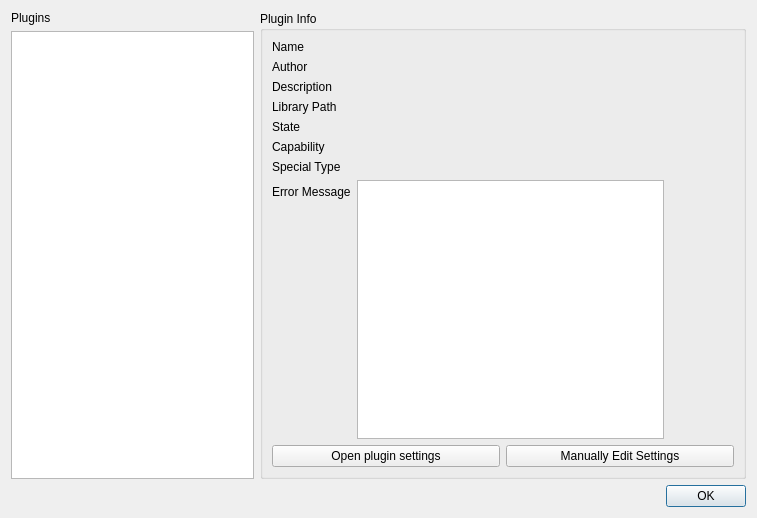
Qt form src/ui/w_PluginManager.ui (Qv2ray/Qv2ray) before a commit.
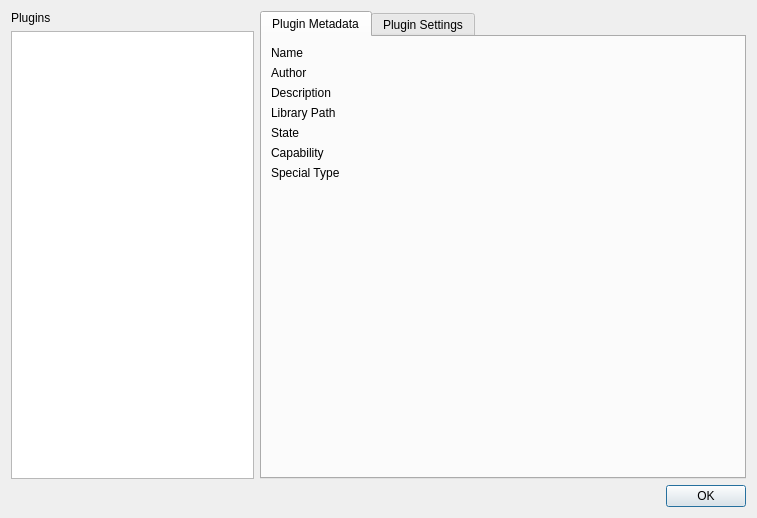
The same form after that commit.

Commit message: add: refactored PluginHost, added Outbound Editor support

Patch:
```diff
--- a/src/ui/w_PluginManager.ui
+++ b/src/ui/w_PluginManager.ui
@@ -35,11 +35,15 @@
     </widget>
    </item>
    <item row="0" column="1" rowspan="3">
-    <widget class="QGroupBox" name="groupBox">
-     <property name="title">
-      <string>Plugin Info</string>
+    <widget class="QTabWidget" name="tabWidget">
+     <property name="currentIndex">
+      <number>0</number>
      </property>
-     <layout class="QGridLayout" name="gridLayout_2">
+     <widget class="QWidget" name="tabWidgetPage1">
+      <attribute name="title">
+       <string>Plugin Metadata</string>
+      </attribute>
+      <layout class="QGridLayout" name="gridLayout_2" columnstretch="1,0">
       <item row="0" column="0">
        <layout class="QFormLayout" name="formLayout">
         <item row="0" column="0">
@@ -47,6 +51,9 @@
           <property name="text">
            <string>Name</string>
           </property>
+           <property name="alignment">
+            <set>Qt::AlignLeading|Qt::AlignLeft|Qt::AlignTop</set>
+           </property>
          </widget>
         </item>
         <item row="0" column="1">
@@ -70,6 +77,9 @@
           <property name="text">
            <string>Author</string>
           </property>
+           <property name="alignment">
+            <set>Qt::AlignLeading|Qt::AlignLeft|Qt::AlignTop</set>
+           </property>
          </widget>
         </item>
         <item row="1" column="1">
@@ -93,6 +103,9 @@
           <property name="text">
            <string>Description</string>
           </property>
+           <property name="alignment">
+            <set>Qt::AlignLeading|Qt::AlignLeft|Qt::AlignTop</set>
+           </property>
          </widget>
         </item>
         <item row="2" column="1">
@@ -116,6 +129,9 @@
           <property name="text">
            <string>Library Path</string>
           </property>
+           <property name="alignment">
+            <set>Qt::AlignLeading|Qt::AlignLeft|Qt::AlignTop</set>
+           </property>
          </widget>
         </item>
         <item row="3" column="1">
@@ -139,6 +155,9 @@
           <property name="text">
            <string>State</string>
           </property>
+           <property name="alignment">
+            <set>Qt::AlignLeading|Qt::AlignLeft|Qt::AlignTop</set>
+           </property>
          </widget>
         </item>
         <item row="4" column="1">
@@ -162,6 +181,9 @@
           <property name="text">
            <string>Capability</string>
           </property>
+           <property name="alignment">
+            <set>Qt::AlignLeading|Qt::AlignLeft|Qt::AlignTop</set>
+           </property>
          </widget>
         </item>
         <item row="5" column="1">
@@ -185,6 +207,9 @@
           <property name="text">
            <string>Special Type</string>
           </property>
+           <property name="alignment">
+            <set>Qt::AlignLeading|Qt::AlignLeft|Qt::AlignTop</set>
+           </property>
          </widget>
         </item>
         <item row="6" column="1">
@@ -203,20 +228,6 @@
           </property>
          </widget>
         </item>
-        <item row="7" column="0">
-         <widget class="QLabel" name="label_2">
-          <property name="text">
-           <string>Error Message</string>
-          </property>
-         </widget>
-        </item>
-        <item row="7" column="1">
-         <widget class="QPlainTextEdit" name="pluginErrMessageTxt">
-          <property name="readOnly">
-           <bool>true</bool>
-          </property>
-         </widget>
-        </item>
        </layout>
       </item>
       <item row="0" column="1">
@@ -252,17 +263,26 @@
         </item>
        </layout>
       </item>
-      <item row="1" column="0" colspan="2">
-       <layout class="QHBoxLayout" name="horizontalLayout">
+      </layout>
+     </widget>
+     <widget class="QWidget" name="tab">
+      <attribute name="title">
+       <string>Plugin Settings</string>
+      </attribute>
+      <layout class="QVBoxLayout" name="verticalLayout_2" stretch="1,0">
         <item>
-         <widget class="QPushButton" name="pluginSettingsBtn">
-          <property name="toolTip">
-           <string>Open settings page for current plugin</string>
-          </property>
+        <layout class="QGridLayout" name="pluginSettingsLayout">
+         <item row="0" column="0">
+          <widget class="QLabel" name="pluginUnloadLabel">
           <property name="text">
-           <string>Open plugin settings</string>
-          </property>
-         </widget>
+            <string>Plugin Not Loaded</string>
+           </property>
+           <property name="alignment">
+            <set>Qt::AlignCenter</set>
+           </property>
+          </widget>
+         </item>
+        </layout>
         </item>
         <item>
          <widget class="QPushButton" name="pluginEditSettingsJsonBtn">
@@ -272,8 +292,7 @@
          </widget>
         </item>
        </layout>
-      </item>
-     </layout>
+     </widget>
     </widget>
    </item>
   </layout>
```
Lines whose indentation alone changed are shown as unchanged. The commit also changes 7 other files.
